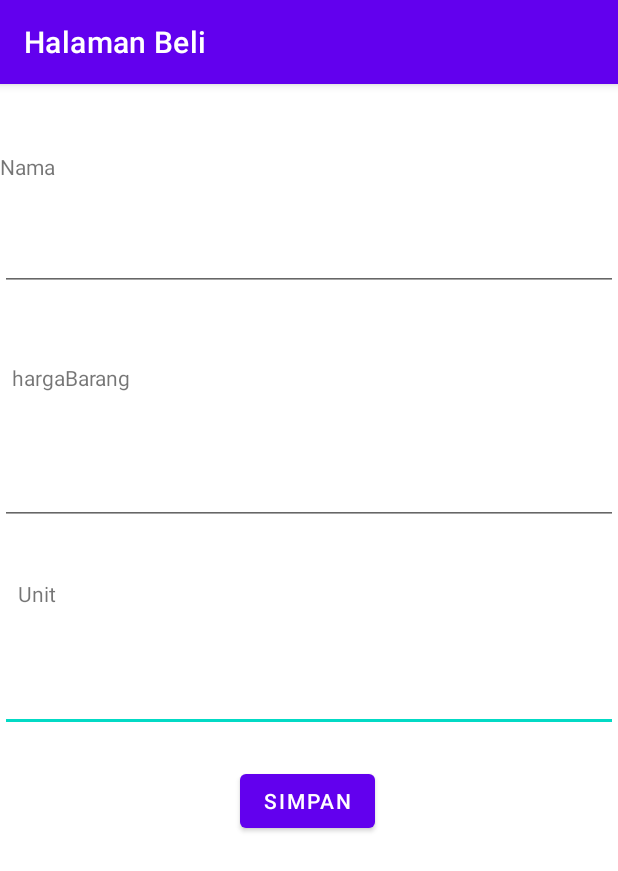
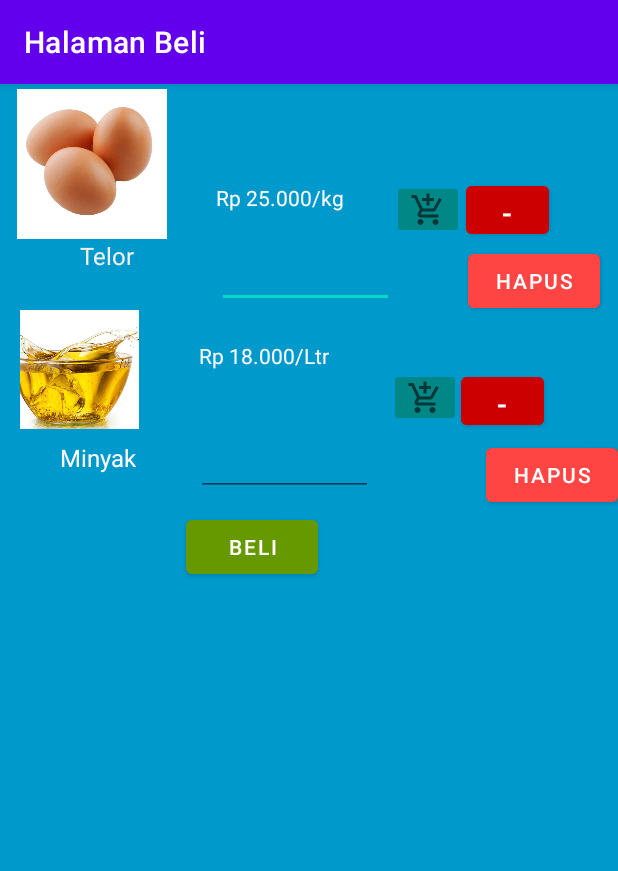
Before and after one commit to ackermanjayjay/PROJECT-APP-KELOMPOK5, an Android app: the Halaman_beli screen opened directly, with no data from a screen before it, on a phone screen of 412 x 824 dp. Shown: the top 871 px of the screen. Run offline under Robolectric (Android 15) with nearby library versions, the phone set to English and light mode, and no system bars.

Commit message:
Mengubah tampilan beli supaya bisa dilihat

```diff
--- a/Coba_Firebase/app/src/main/res/layout/activity_halaman_beli.xml
+++ b/Coba_Firebase/app/src/main/res/layout/activity_halaman_beli.xml
@@ -4,79 +4,173 @@
     xmlns:tools="http://schemas.android.com/tools"
     android:layout_width="match_parent"
     android:layout_height="match_parent"
+    android:background="@android:color/holo_blue_dark"
     tools:context=".Halaman_beli">
 
-    <EditText
-        android:id="@+id/et_unit"
-        android:layout_width="match_parent"
-        android:layout_height="wrap_content"
-        android:layout_marginTop="37dp"
-        android:ems="10"
-        android:inputType="number"
-        app:layout_constraintStart_toStartOf="parent"
-        app:layout_constraintTop_toBottomOf="@+id/textView4" />
+    <ImageView
+        android:id="@+id/imageView2"
+        android:layout_width="122dp"
+        android:layout_height="100dp"
+        android:layout_marginTop="3dp"
+        android:layout_marginEnd="22dp"
+        app:layout_constraintEnd_toStartOf="@+id/textView17"
+        app:layout_constraintTop_toTopOf="parent"
+        app:srcCompat="@drawable/telor" />
+
+    <ImageView
+        android:id="@+id/imageView3"
+        android:layout_width="105dp"
+        android:layout_height="79dp"
+        android:layout_marginTop="25dp"
+        android:layout_marginEnd="27dp"
+        app:layout_constraintEnd_toStartOf="@+id/textView21"
+        app:layout_constraintTop_toBottomOf="@+id/telor_ku"
+        app:srcCompat="@drawable/minyak" />
 
     <TextView
-        android:id="@+id/textView"
+        android:id="@+id/telor_ku"
         android:layout_width="wrap_content"
         android:layout_height="wrap_content"
-        android:layout_marginTop="45dp"
-        android:text="Nama"
+        android:layout_marginStart="53dp"
+        android:text="Telor"
+        android:textColor="#F1F1F1"
+        android:textSize="16sp"
         app:layout_constraintStart_toStartOf="parent"
+        app:layout_constraintTop_toBottomOf="@+id/imageView2" />
+
+    <TextView
+        android:id="@+id/minyak_ku"
+        android:layout_width="wrap_content"
+        android:layout_height="wrap_content"
+        android:layout_marginStart="40dp"
+        android:layout_marginTop="8dp"
+        android:text="Minyak "
+        android:textColor="@color/white"
+        android:textSize="16sp"
+        app:layout_constraintStart_toStartOf="parent"
+        app:layout_constraintTop_toBottomOf="@+id/imageView3" />
+
+    <TextView
+        android:id="@+id/textView17"
+        android:layout_width="wrap_content"
+        android:layout_height="wrap_content"
+        android:layout_marginStart="22dp"
+        android:layout_marginTop="66dp"
+        android:text="Rp 25.000/kg"
+        android:textColor="#FFFFFF"
+        app:layout_constraintStart_toEndOf="@+id/imageView2"
         app:layout_constraintTop_toTopOf="parent" />
 
+    <TextView
+        android:id="@+id/textView21"
+        android:layout_width="wrap_content"
+        android:layout_height="wrap_content"
+        android:layout_marginStart="27dp"
+        android:layout_marginTop="22dp"
+        android:text="Rp 18.000/Ltr"
+        android:textColor="#FFFFFF"
+        app:layout_constraintStart_toEndOf="@+id/imageView3"
+        app:layout_constraintTop_toBottomOf="@+id/txt_telor" />
+
+    <ImageButton
+        android:id="@+id/btn_beli_telor"
+        android:layout_width="48dp"
+        android:layout_height="39dp"
+        android:layout_marginStart="32dp"
+        android:layout_marginTop="64dp"
+        android:backgroundTint="@color/teal_700"
+        app:layout_constraintStart_toEndOf="@+id/textView17"
+        app:layout_constraintTop_toTopOf="parent"
+        app:srcCompat="@drawable/ic_baseline_add_shopping_cart_24" />
+
+    <ImageButton
+        android:id="@+id/btn_beli_minyak"
+        android:layout_width="48dp"
+        android:layout_height="39dp"
+        android:layout_marginStart="40dp"
+        android:layout_marginTop="40dp"
+        android:backgroundTint="@color/teal_700"
+        app:layout_constraintStart_toEndOf="@+id/textView21"
+        app:layout_constraintTop_toBottomOf="@+id/txt_telor"
+        app:srcCompat="@drawable/ic_baseline_add_shopping_cart_24" />
+
     <EditText
-        android:id="@+id/et_namabarang"
-        android:layout_marginTop="28dp"
-        android:layout_width="match_parent"
-        android:layout_height="wrap_content"
+        android:id="@+id/txt_telor"
+        android:layout_width="118dp"
+        android:layout_height="38dp"
+        android:layout_marginStart="55dp"
+        android:layout_marginTop="8dp"
         android:ems="10"
         android:inputType="textPersonName"
-        app:layout_constraintStart_toStartOf="parent"
-        app:layout_constraintTop_toBottomOf="@+id/textView" />
+        app:layout_constraintStart_toEndOf="@+id/telor_ku"
+        app:layout_constraintTop_toBottomOf="@+id/btn_beli_telor" />
 
-    <TextView
-        android:id="@+id/textView2"
+    <EditText
+        android:id="@+id/txt_minyak"
+        android:layout_width="118dp"
+        android:layout_height="38dp"
+        android:layout_marginStart="36dp"
+        android:layout_marginTop="8dp"
+        android:ems="10"
+        android:inputType="textPersonName"
+        app:layout_constraintStart_toEndOf="@+id/minyak_ku"
+        app:layout_constraintTop_toBottomOf="@+id/btn_beli_minyak" />
+
+    <Button
+        android:id="@+id/btn_kurangTelor"
+        android:layout_width="55dp"
+        android:layout_height="44dp"
+        android:layout_marginStart="1dp"
+        android:layout_marginTop="62dp"
+        android:backgroundTint="@android:color/holo_red_dark"
+        android:text="-"
+        android:textAlignment="center"
+        android:textSize="20sp"
+        app:layout_constraintStart_toEndOf="@+id/btn_beli_telor"
+        app:layout_constraintTop_toTopOf="parent" />
+
+    <Button
+        android:id="@+id/btn_kurangMinyak"
+        android:layout_width="55dp"
+        android:layout_height="44dp"
+        android:layout_marginTop="83dp"
+        android:backgroundTint="@android:color/holo_red_dark"
+        android:text="-"
+        android:textAlignment="center"
+        android:textSize="20sp"
+        app:layout_constraintStart_toEndOf="@+id/btn_beli_minyak"
+        app:layout_constraintTop_toBottomOf="@+id/btn_kurangTelor" />
+
+    <Button
+        android:id="@+id/btn_hapusTelor"
         android:layout_width="wrap_content"
         android:layout_height="wrap_content"
-        android:layout_marginStart="8dp"
-        android:layout_marginTop="48dp"
-        android:text="hargaBarang"
-        app:layout_constraintStart_toStartOf="parent"
-        app:layout_constraintTop_toBottomOf="@+id/et_namabarang" /><![CDATA[
-
-    app:layout_constraintStart_toStartOf="parent"
-        app:layout_constraintTop_toBottomOf="@+id/textView2" />
-
-    ]]>
-
-    <EditText
-        android:id="@+id/et_hargabarang"
-        android:layout_width="match_parent"
-        android:layout_height="wrap_content"
-        android:layout_marginTop="43dp"
-        android:ems="10"
-        android:inputType="number"
-        app:layout_constraintStart_toStartOf="parent"
-        app:layout_constraintTop_toBottomOf="@+id/textView2" />
+        android:layout_marginTop="1dp"
+        android:layout_marginEnd="12dp"
+        android:backgroundTint="@android:color/holo_red_light"
+        android:text="Hapus"
+        app:layout_constraintEnd_toEndOf="parent"
+        app:layout_constraintTop_toBottomOf="@+id/btn_kurangTelor" />
 
     <Button
-        android:id="@+id/bt_simpan"
+        android:id="@+id/btn_hapusMinyak"
         android:layout_width="wrap_content"
         android:layout_height="wrap_content"
-        android:layout_marginStart="160dp"
-        android:layout_marginTop="160dp"
-        android:text="Simpan"
-        app:layout_constraintStart_toStartOf="parent"
-        app:layout_constraintTop_toBottomOf="@+id/et_hargabarang" />
+        android:layout_marginTop="3dp"
+        android:backgroundTint="@android:color/holo_red_light"
+        android:text="Hapus"
+        app:layout_constraintEnd_toEndOf="parent"
+        app:layout_constraintTop_toBottomOf="@+id/btn_kurangMinyak" />
 
-    <TextView
-        android:id="@+id/textView4"
+    <Button
+        android:id="@+id/btn_beli"
         android:layout_width="wrap_content"
         android:layout_height="wrap_content"
-        android:layout_marginStart="12dp"
-        android:layout_marginTop="36dp"
-        android:text="Unit"
+        android:layout_marginStart="124dp"
+        android:layout_marginTop="10dp"
+        android:backgroundTint="@android:color/holo_green_dark"
+        android:text="Beli"
         app:layout_constraintStart_toStartOf="parent"
-        app:layout_constraintTop_toBottomOf="@+id/et_hargabarang" />
+        app:layout_constraintTop_toBottomOf="@+id/txt_minyak" />
+
 </androidx.constraintlayout.widget.ConstraintLayout>
```
